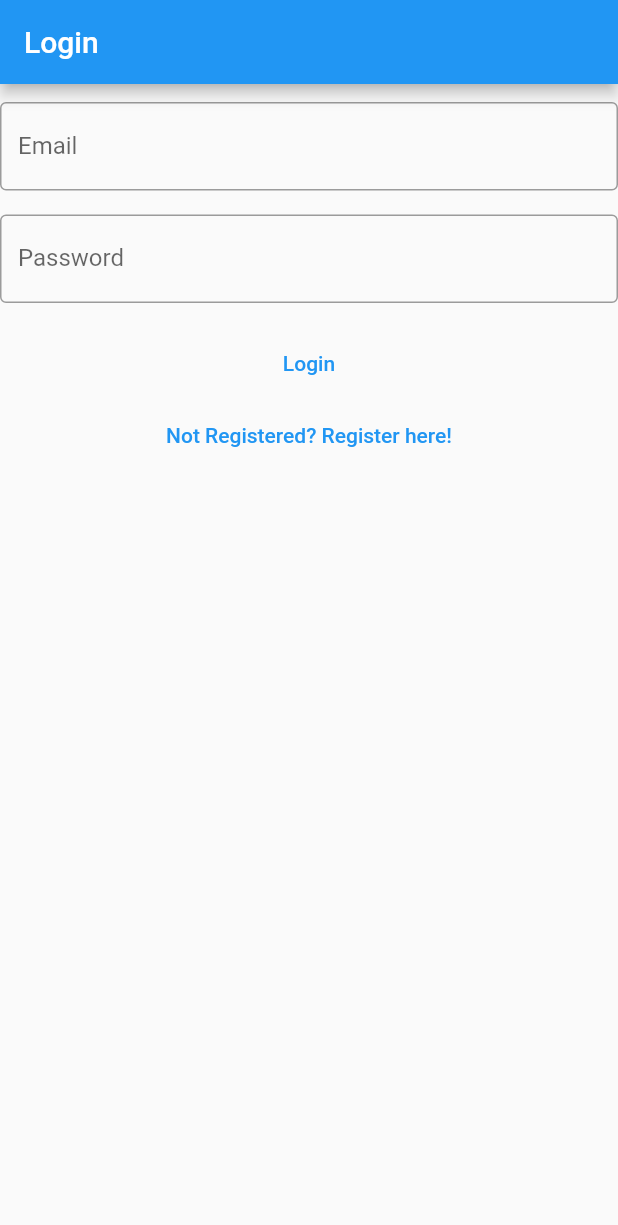
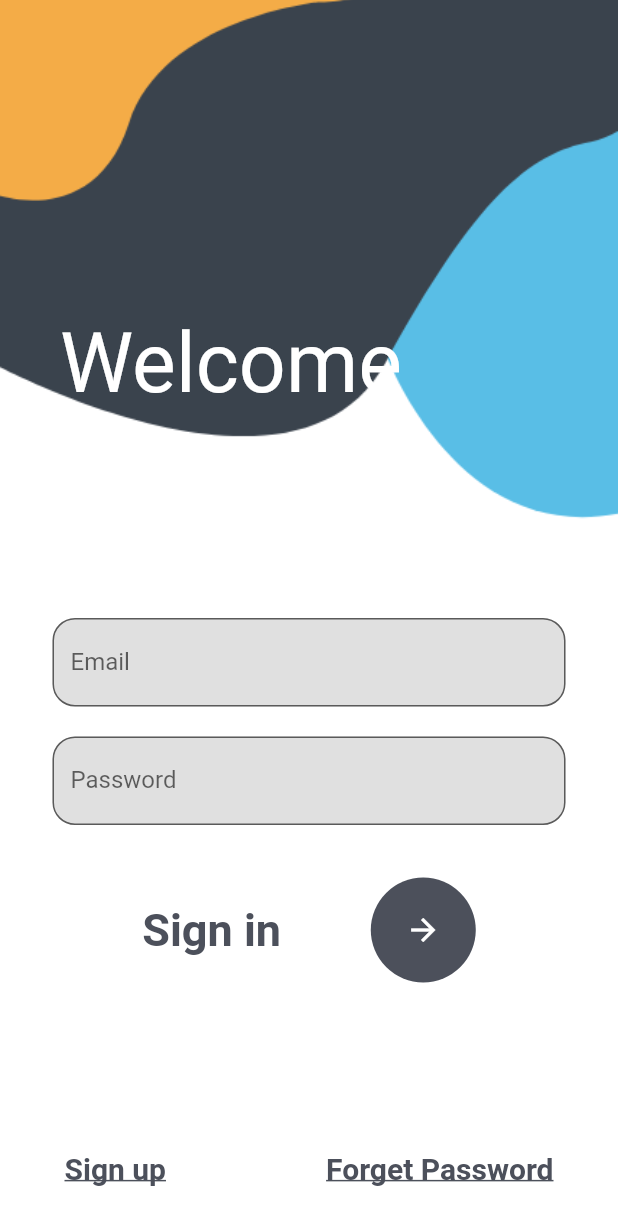
Before and after one commit to Premanshtomar/Notes-App, a Flutter app: the screen it shows after launch, on a phone screen of 412 x 824 dp. Shown: the top 1225 px of the screen. Run offline on Flutter 3.47's test engine with Material 2 defaults, Android fonts, the phone set to English and light mode, and no system bars; our stand-ins replace firebase_auth, firebase_core; accounts and stored records are empty.

Commit message:
Changed login screen to a better version.

```diff
--- a/lib/Views/login_view.dart
+++ b/lib/Views/login_view.dart
@@ -1,9 +1,7 @@
-// import 'package:fluttertoast/fluttertoast.dart';
 // import 'package:firebase_core/firebase_core.dart';
 // import 'package:untitled1/firebase_options.dart';
 // import 'package:firebase_auth/firebase_auth.dart';
 import 'package:flutter/material.dart';
-// import 'package:fluttertoast/fluttertoast.dart';
 import 'package:untitled1/Views/error_file.dart';
 import 'package:untitled1/services/auth/auth_exceptions.dart';
 import 'package:untitled1/services/auth/auth_services.dart';
@@ -35,51 +33,84 @@ class _LoginViewState extends State<LoginView> {
 
   @override
   Widget build(BuildContext context) {
-    return Scaffold(
-      appBar: AppBar(
-        title: const Text('Login'),
+    return  Container(
+      decoration: const BoxDecoration(
+        image: DecorationImage(
+          image: AssetImage(
+              'asset/login.png'
+          ),fit: BoxFit.cover,
         ),
-      body: Padding(
-        padding: const EdgeInsets.only(top: 12.0),
-        child: Column(
+      ),
+      child: Scaffold(
+        backgroundColor: Colors.transparent,
+        body: Stack(
           children: [
+            SingleChildScrollView(
+              child: Container(
+                padding:const EdgeInsets.only(top: 210, left: 40) ,
+                child: const Text('Welcome\n User...',
+                  style: TextStyle(
+                      color: Colors.white,
+                      fontSize: 55
+                  ),
+                ),
+              ),
+            ),
+            Container(
+              padding: EdgeInsets.only(top: MediaQuery.of(context).size.height/2,right: 35,left: 35),
+              child:Column(
+                children:[
                   TextField(
                     controller: _email,
                     keyboardType: TextInputType.emailAddress,
                     autocorrect: false,
                     enableSuggestions: false,
-              decoration: const InputDecoration(hintText: "example@xyz.com",
-                  border: OutlineInputBorder(),
-                  label: Text("Email")),
+                    decoration: InputDecoration(hintText: "example@xyz.com",
+                        border: OutlineInputBorder(
+                          borderRadius: BorderRadius.circular(15),
 
                         ),
-            const SizedBox(height: 16,),
+                        fillColor: Colors.grey.shade300,
+                        filled: true,
+                        label: const Text("Email")
+                    ),
+
+                  ),
+                  const SizedBox(height: 20,
+                  ),
+
                   TextField(
                     controller: _password,
                     obscureText: true,
                     enableSuggestions: false,
                     autocorrect: false,
-              decoration: const InputDecoration(hintText: 'Enter your Password',
-              border: OutlineInputBorder(),
-              label: Text('Password')),
+                    decoration: InputDecoration(hintText: 'Enter your Password',
+                        border: OutlineInputBorder(
+                            borderRadius: BorderRadius.circular(15)
                         ),
-            const SizedBox(height: 16,),
-            TextButton(
-              // style: ButtonStyle(backgroundColor: MaterialStateProperty.all(Colors.grey)),
-              onPressed: () async {
+                        fillColor: Colors.grey.shade300,
+                        filled: true,
+                        label: const Text('Password')),
+                  ),
+                  const SizedBox(height: 35,),
+                  Row(
+                    mainAxisAlignment: MainAxisAlignment.spaceEvenly,
+                    children: [const Text('Sign in',
+                      style: TextStyle(
+                      fontSize: 30,
+                      fontWeight: FontWeight.w700,
+                        color: Color(0xff4c505b)
+                    ),
+                    ),
+                    CircleAvatar(
+                      radius: 35,
+                      backgroundColor: const Color(0xff4c505b),
+                      child: IconButton(
+                        color: Colors.white,
+                          onPressed: ()
+                            async {
                               final email = _email.text.trim();
                               final password = _password.text;
-                // if (email.isEmpty || password.isEmpty) {
-                //   // Fluttertoast.showToast(
-                //   //   msg: 'Please Add Required Fields',
-                //   //   toastLength: Toast.LENGTH_SHORT,
-                //   //   timeInSecForIosWeb: 1,
-                //   //   textColor: Colors.white,
-                //   //   backgroundColor: Colors.red,
-                //   // );
-                //   showErrorDialog(context, "Please Add Required Fields");
-                //   return;
-                // }
                               // UserCredential? firebaseUser;
                               try {
                                 await AuthServices.firebase().logIn(
@@ -101,26 +132,47 @@ class _LoginViewState extends State<LoginView> {
                               }on GenericAuthException catch (_) {
                                 showErrorDialog(context, 'Authentication Error.');
                               }
-
-                // if (firebaseUser?.user?.uid != null) {}
-                // {
-                //   if (email.isEmpty || password.isEmpty) {
-                //     showErrorDialog(context, 'something went wrong');
-                //     return;
-                //   }
-                // }
-                // print(user.toString());
                             },
-              child: const Text('Login'),
+                          icon: const Icon(Icons.arrow_forward)
                       ),
-            // const SizedBox(height: 16,),
-            TextButton(
-              // style: TextButton.styleFrom(backgroundColor: Colors.grey),
-                onPressed: () {
+                    ),
+                    ],
+                  ),
+                  const SizedBox(height:100
+                  ),
+                  Row(
+                    mainAxisAlignment: MainAxisAlignment.spaceBetween,
+                    children: [
+                      TextButton(onPressed: () {
                         Navigator.of(context)
                             .pushNamedAndRemoveUntil('/register/', (route) => false);
                       },
-                child: const Text('Not Registered? Register here!'))
+                          child:const Text('Sign up',
+                            style: TextStyle(
+                              decoration: TextDecoration.underline,
+                              fontWeight: FontWeight.w700,
+                              fontSize: 20,
+                              color: Color(0xff4c505b)
+                            ),
+                          ),
+                      ),
+                      TextButton(onPressed: (){
+
+                      },
+                        child:const Text('Forget Password',
+                        style: TextStyle(
+                            decoration: TextDecoration.underline,
+                            fontWeight: FontWeight.w700,
+                            fontSize: 20,
+                            color: Color(0xff4c505b)
+                        ),
+                      ),
+                      ),
+                    ],
+                  )
+                ],
+              )
+            ),
           ],
         ),
       ),
--- a/lib/services/auth/auth_services.dart
+++ b/lib/services/auth/auth_services.dart
@@ -1,8 +1,8 @@
-import 'package:untitled1/firebase_options.dart';
+// import 'package:untitled1/firebase_options.dart';
 import 'package:untitled1/services/auth/auth_provider.dart';
 import 'package:untitled1/services/auth/auth_user.dart';
 import 'package:untitled1/services/auth/firebase_auth_provider.dart';
-import 'package:firebase_core/firebase_core.dart';
+// import 'package:firebase_core/firebase_core.dart';
 
 
 class AuthServices implements AuthProvider {
--- a/lib/services/auth/auth_user.dart
+++ b/lib/services/auth/auth_user.dart
@@ -2,7 +2,7 @@ import 'package:firebase_auth/firebase_auth.dart'show User;
 
 class AuthUser{
   final bool isEmailVerified;
-  AuthUser(this.isEmailVerified);
+  AuthUser({required this.isEmailVerified});
 
-  factory AuthUser.fromFirebase(User user) => AuthUser(user.emailVerified);
+  factory AuthUser.fromFirebase(User user) => AuthUser(isEmailVerified: user.emailVerified);
 }
```
Also changed, not shown: pubspec.yaml (+5 -3 lines), asset/login.png (added), asset/register.png (added), pubspec.lock, 2 other files. Lines whose indentation alone changed are shown as unchanged.
